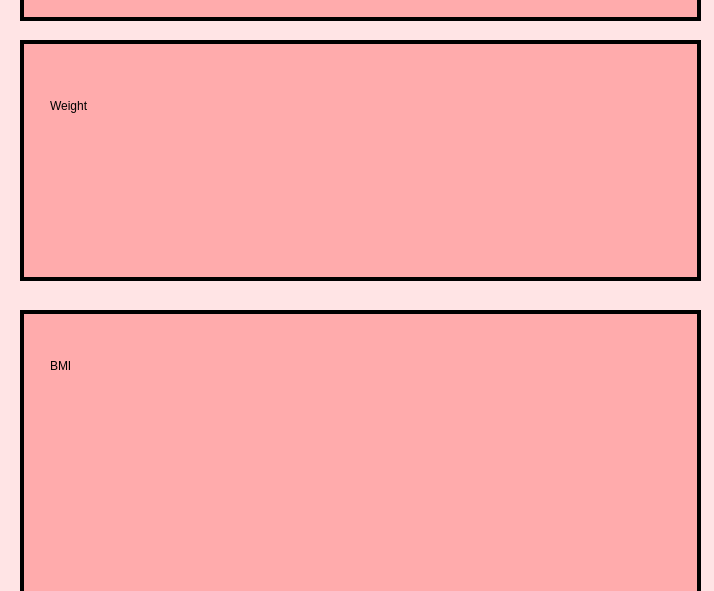
Before: the Qt Designer form UI/PHS_BMI.ui in NaryanSambhi/CSCN72030---Sec3---Group2, drawn with Qt 5; both pictures show x 0 to 714 and y 360 to 951 of the 714 by 1222 pixel window.
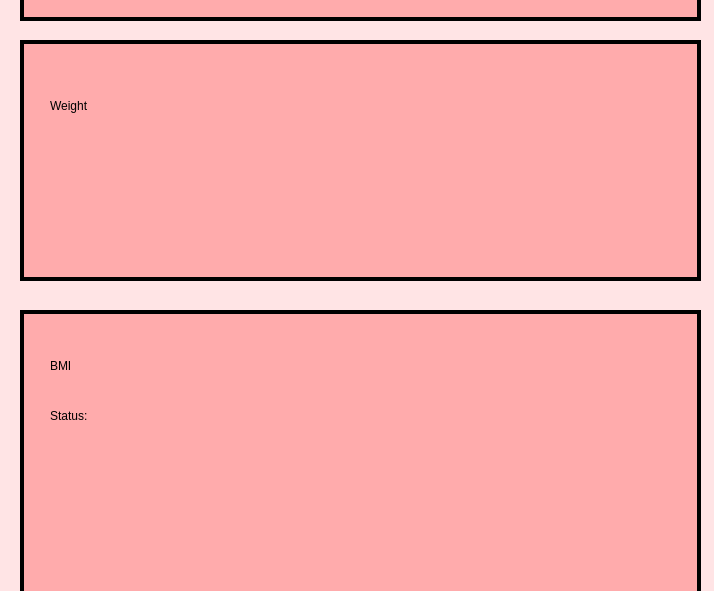
After: the same form once the commit is applied. Icons and pictures are not drawn.

Commit message: updated home and BMI gui

What changed in the file:
```diff
--- a/UI/PHS_BMI.ui
+++ b/UI/PHS_BMI.ui
@@ -136,10 +136,10 @@
      <widget class="QLabel" name="person">
       <property name="geometry">
        <rect>
-        <x>480</x>
-        <y>30</y>
-        <width>151</width>
-        <height>131</height>
+        <x>470</x>
+        <y>20</y>
+        <width>201</width>
+        <height>191</height>
        </rect>
       </property>
       <property name="styleSheet">
@@ -305,21 +305,38 @@
      <widget class="QLabel" name="DISPLAY_BMI_STATUS">
       <property name="geometry">
        <rect>
-        <x>40</x>
-        <y>130</y>
-        <width>261</width>
-        <height>91</height>
+        <x>50</x>
+        <y>150</y>
+        <width>271</width>
+        <height>61</height>
        </rect>
       </property>
       <property name="styleSheet">
        <string notr="true">font: 20pt &quot;MS Shell Dlg 2&quot;;
-color: rgb(255, 255, 255);
+color: rgb(0, 0, 0);
 border: 0px;</string>
       </property>
       <property name="text">
        <string/>
       </property>
      </widget>
+     <widget class="QLabel" name="label_12">
+      <property name="geometry">
+       <rect>
+        <x>30</x>
+        <y>90</y>
+        <width>221</width>
+        <height>31</height>
+       </rect>
+      </property>
+      <property name="styleSheet">
+       <string notr="true">font: 20pt &quot;MS Shell Dlg 2&quot;;
+border: 0px;</string>
+      </property>
+      <property name="text">
+       <string>Status:</string>
+      </property>
+     </widget>
     </widget>
     <widget class="QPushButton" name="UpdateValues">
      <property name="geometry">
```
Left out of the diff: 6 changed lines with no effect on the pictures. The commit also changes 2 other files.
